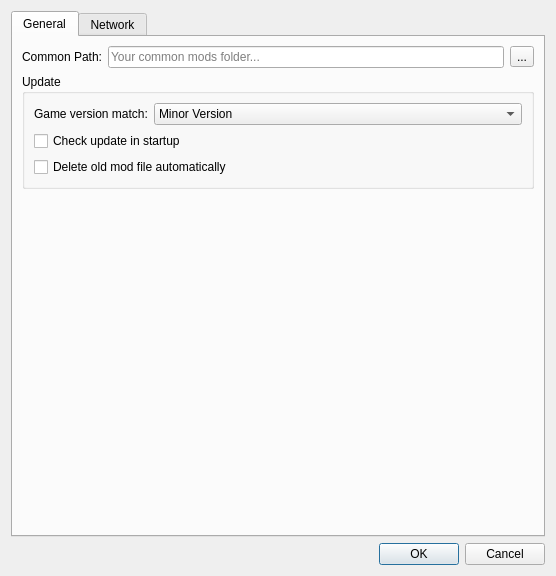
Old version of the form src/ui/preferences.ui in the repository kaniol-lck/modmanager.
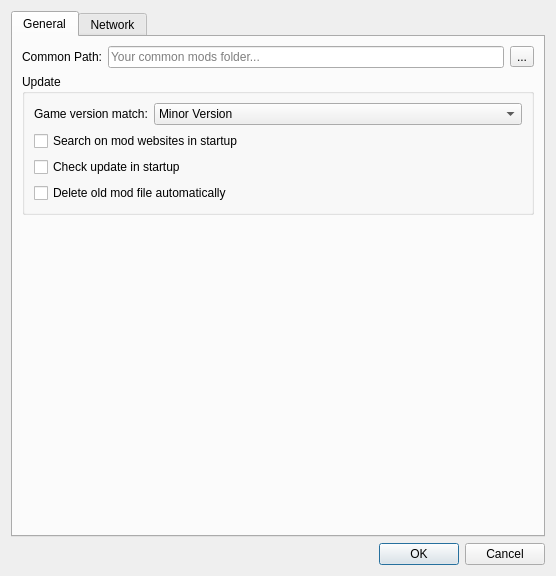
New version of the form.

The edit to the form file:
```diff
--- a/src/ui/preferences.ui
+++ b/src/ui/preferences.ui
@@ -83,8 +83,6 @@
          <property name="title">
           <string>Update</string>
          </property>
-         <layout class="QGridLayout" name="gridLayout_2">
-          <item row="0" column="0">
            <layout class="QFormLayout" name="formLayout_2">
             <item row="0" column="0">
              <widget class="QLabel" name="label_6">
@@ -117,20 +115,25 @@
              </widget>
             </item>
             <item row="1" column="0" colspan="2">
+           <widget class="QCheckBox" name="autoSearchOnWebsites">
+            <property name="text">
+             <string>Search on mod websites in startup</string>
+            </property>
+           </widget>
+          </item>
+          <item row="2" column="0" colspan="2">
              <widget class="QCheckBox" name="autoCheckUpdate">
               <property name="text">
                <string>Check update in startup</string>
               </property>
              </widget>
             </item>
-            <item row="2" column="0" colspan="2">
+          <item row="3" column="0" colspan="2">
              <widget class="QCheckBox" name="deleteOld">
               <property name="text">
                <string>Delete old mod file automatically</string>
               </property>
              </widget>
-            </item>
-           </layout>
           </item>
          </layout>
         </widget>
```
Lines whose indentation alone changed are shown as unchanged.
